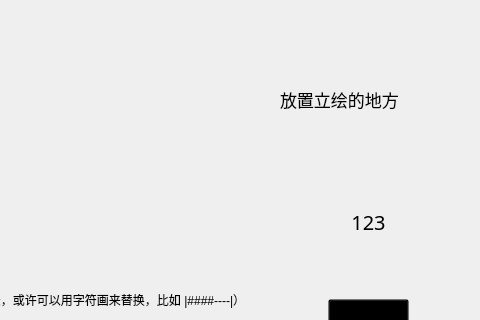
Above: code/window/gamewindow.ui from YXHXianYu/2022-BJTU-DataStructure-FinalProject before the change; both pictures show x 320 to 800 and y 0 to 320 of the 800 by 600 pixel window. Below: the same form after it.
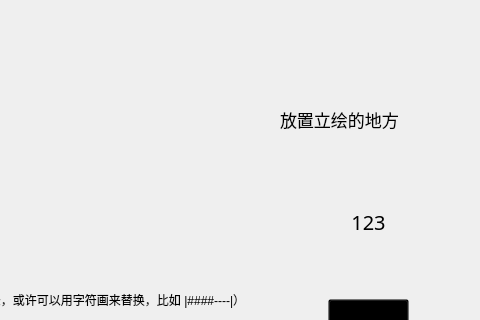
That is the form after the change. Icons and pictures are not drawn.

Commit message: 修复了多个道具能一起点的bug

```diff
--- a/code/window/gamewindow.ui
+++ b/code/window/gamewindow.ui
@@ -88,7 +88,7 @@
      <property name="geometry">
       <rect>
        <x>610</x>
-       <y>30</y>
+       <y>50</y>
        <width>178</width>
        <height>178</height>
       </rect>
```
The commit also changes 2 other files.
